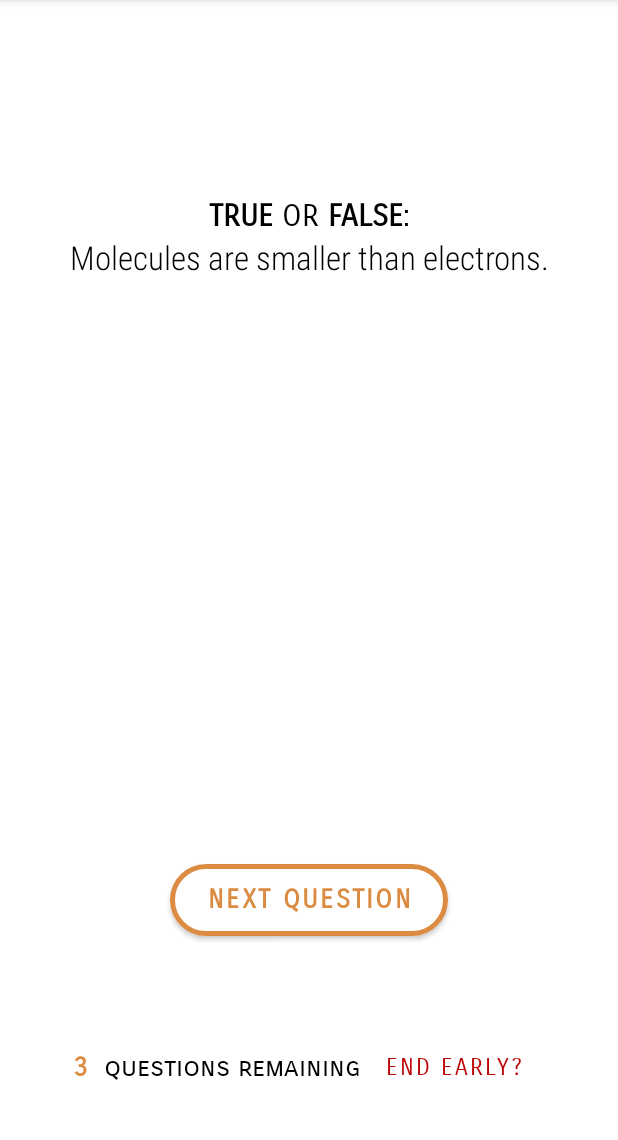
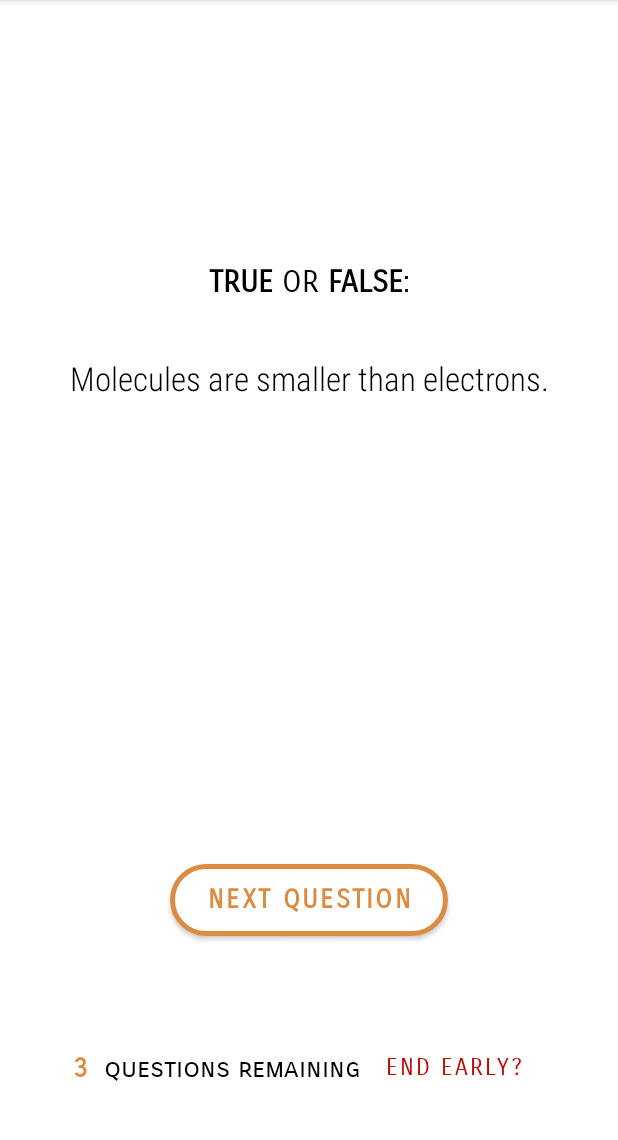
Before and after one commit to kkirsteinhansen/AndroidSimpleQuiz, an Android app: the QuizFragment screen opened through its navigation route, on a phone screen of 412 x 824 dp, the part 84-1224 px from its top. Run offline under Robolectric (Android 15) with nearby library versions, the phone set to English and light mode, and no system bars.

Commit message:
still more constraints in layout to percentages

```diff
--- a/app/src/main/java/dk/itu/simplequiz/Player.java
+++ b/app/src/main/java/dk/itu/simplequiz/Player.java
@@ -118,7 +118,7 @@ public class Player extends ViewModel implements Comparable<Player> {
         for (int i = 1; i < ranked.size(); i++) {
             if (ranked.get(i).getScore() == highestScore) numOfWinners++; }
 
-        String congrats = "Congratulations,\n";
+        String congrats = "Congratulations, ";
 
         switch (numOfWinners) {
             case 1: return congrats + ranked.get(0).getName() + "!";
--- a/app/src/main/res/layout/fragment_quiz.xml
+++ b/app/src/main/res/layout/fragment_quiz.xml
@@ -156,16 +156,16 @@
 
     <TextView
         android:id="@+id/current_question"
-        android:layout_width="0dp"
-        android:layout_height="0dp"
+        android:layout_width="wrap_content"
+        android:layout_height="wrap_content"
         android:fontFamily="sans-serif-condensed-light"
         android:gravity="center_horizontal"
         android:textColor="@color/black"
         android:textSize="22sp"
-        app:layout_constraintBottom_toTopOf="@id/guideline_40top"
+        app:layout_constraintBottom_toTopOf="@id/guideline17"
         app:layout_constraintEnd_toEndOf="@id/guideline_5right"
         app:layout_constraintStart_toStartOf="@id/guideline_5left"
-        app:layout_constraintTop_toBottomOf="@id/textView2" />
+        app:layout_constraintTop_toBottomOf="@id/guideline16" />
 
     <!--- PLAYER 1'S OPTIONS -->
     <TextView
@@ -413,10 +413,10 @@
         android:text="@string/true_false"
         android:textColor="@color/black"
         android:textSize="20sp"
-        app:layout_constraintBottom_toTopOf="@+id/current_question"
+        app:layout_constraintBottom_toTopOf="@id/guideline16"
         app:layout_constraintEnd_toEndOf="parent"
         app:layout_constraintStart_toStartOf="parent"
-        app:layout_constraintTop_toBottomOf="@id/top_section" />
+        app:layout_constraintTop_toBottomOf="@id/guideline15" />
 
     <androidx.constraintlayout.widget.Guideline
         android:id="@+id/bottom_section"
@@ -490,4 +490,25 @@
         android:orientation="horizontal"
         app:layout_constraintGuide_percent="0.40" />
 
+    <androidx.constraintlayout.widget.Guideline
+        android:id="@+id/guideline15"
+        android:layout_width="wrap_content"
+        android:layout_height="wrap_content"
+        android:orientation="horizontal"
+        app:layout_constraintGuide_percent="0.20" />
+
+    <androidx.constraintlayout.widget.Guideline
+        android:id="@+id/guideline16"
+        android:layout_width="wrap_content"
+        android:layout_height="wrap_content"
+        android:orientation="horizontal"
+        app:layout_constraintGuide_percent="0.25" />
+
+    <androidx.constraintlayout.widget.Guideline
+        android:id="@+id/guideline17"
+        android:layout_width="wrap_content"
+        android:layout_height="wrap_content"
+        android:orientation="horizontal"
+        app:layout_constraintGuide_percent="0.37" />
+
 </androidx.constraintlayout.widget.ConstraintLayout>
```
